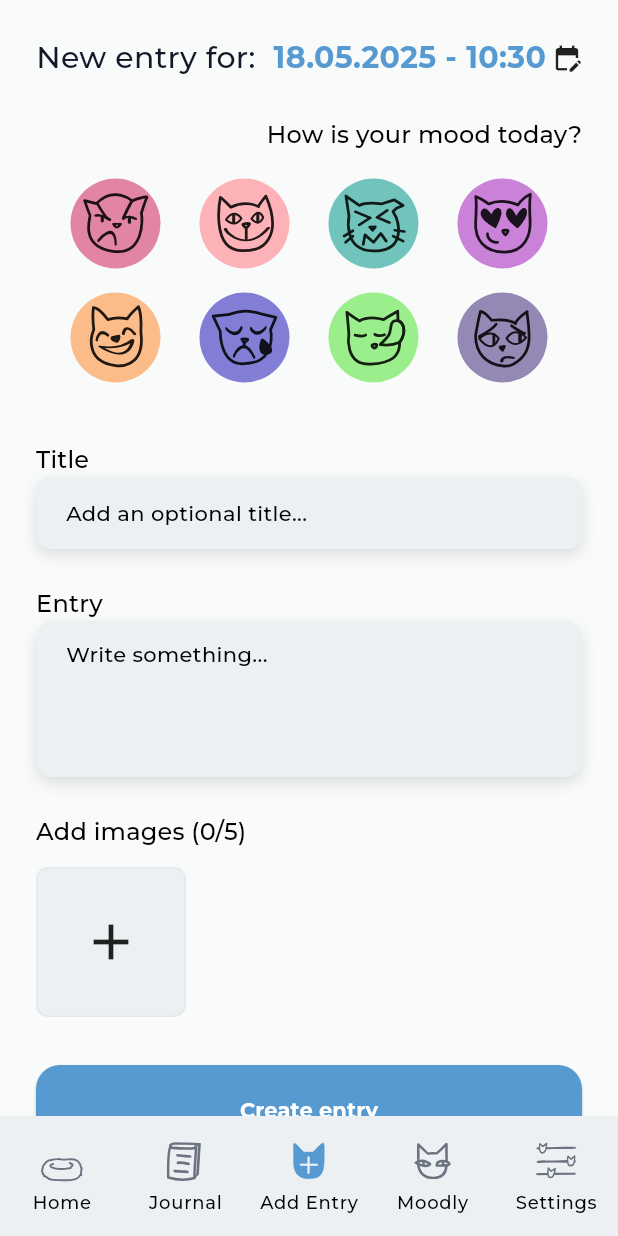
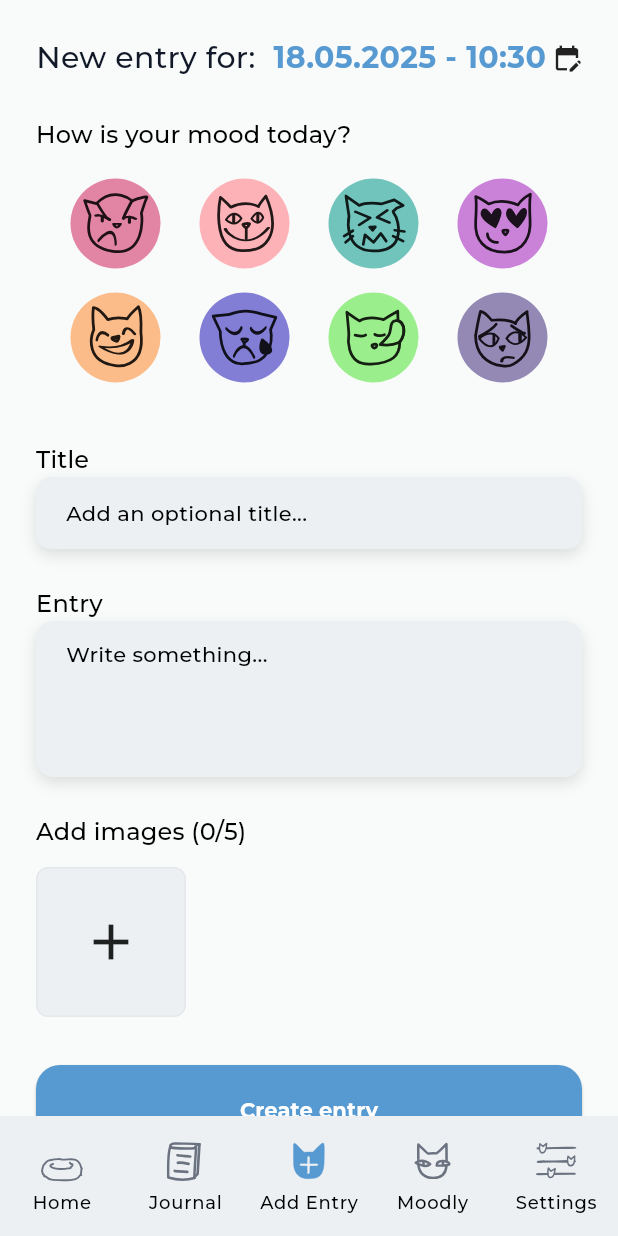
Before and after one commit to codemalcolm/moodly_client, a Flutter app: the AppScaffold screen opened directly, item 3 of the bottom bar chosen, on a phone screen of 412 x 824 dp. Run offline on Flutter 3.47's test engine with Material 3 defaults, Android fonts, the phone set to English and light mode, and no system bars; our stand-ins replace flutter_svg, image_picker, shared_preferences; missing offline and left inert: dart:ffi; accounts and stored records are empty; network calls fail; project files that could hold a hidden picture were left out.

Commit message:
revert layout change in new entry screen

```diff
--- a/lib/screens/new_entry_screen.dart
+++ b/lib/screens/new_entry_screen.dart
@@ -92,21 +92,18 @@ class _NewEntryScreenState extends State<NewEntryScreen> {
               ],
             ),
             const SizedBox(height: 24),
-            Align(
-              alignment: Alignment.centerRight,
-              child: Text(
-                (selectedMoodIndex != null && !showMoodSelector)
-                    ? "Today's mood:"
-                    : "How is your mood today?",
-                style: theme.textTheme.titleMedium,
-              ),
+            Text(
+              (selectedMoodIndex != null && !showMoodSelector)
+                  ? "Today's mood:"
+                  : "How is your mood today?",
+              style: theme.textTheme.titleMedium,
             ),
             const SizedBox(height: 8),
             if (selectedMoodIndex != null && !showMoodSelector)
-              Align(
-                alignment: Alignment.centerRight,
-                child: GestureDetector(
-                  onTap: () => setState(() => showMoodSelector = true),
+              GestureDetector(
+                onTap: () => setState(() => showMoodSelector = true),
+                child: Align(
+                  alignment: Alignment.center,
                   child: Container(
                     padding: const EdgeInsets.all(12),
                     decoration: BoxDecoration(
```
